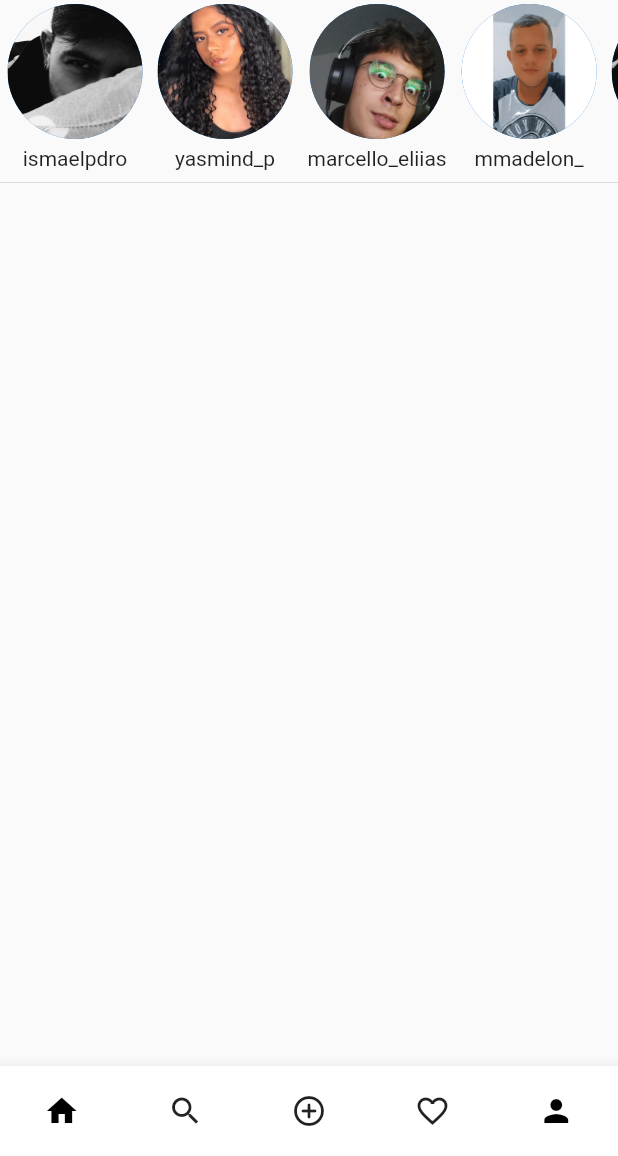
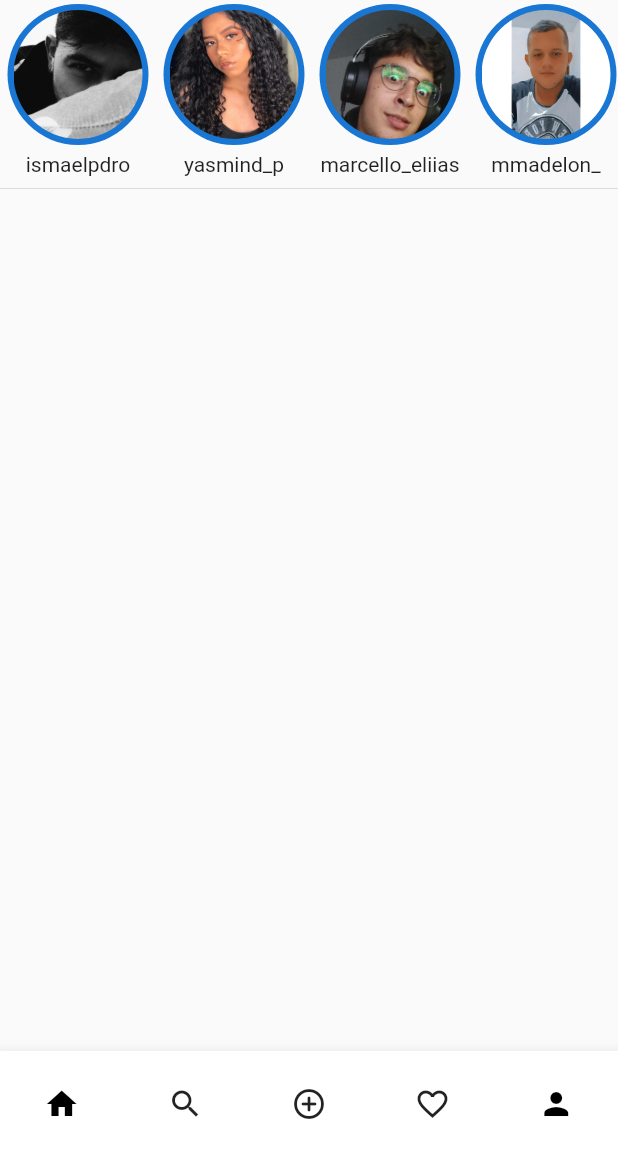
Before and after one commit to ismaelpedro/instagram_flutter_clone, a Flutter app: the screen it shows after launch, on a phone screen of 412 x 824 dp, the part 80-1236 px from its top. Run offline on Flutter 3.47's test engine with Material 2 defaults, Android fonts, the phone set to English and light mode, and no system bars; our stand-ins replace flutter_svg.

```diff
--- a/lib/components/BottomBar.dart
+++ b/lib/components/BottomBar.dart
@@ -5,7 +5,7 @@ class BottomBar extends StatelessWidget {
   Widget build(BuildContext context) {
     return BottomAppBar(
       child: Container(
-        height: 60,
+        height: 70,
         child: Row(
           mainAxisAlignment: MainAxisAlignment.spaceAround,
           children: [
--- a/lib/components/CircularAvatar.dart
+++ b/lib/components/CircularAvatar.dart
@@ -16,8 +16,11 @@ class CircularAvatar extends StatelessWidget {
       child: Column(
         children: [
           CircleAvatar(
-            radius: 45,
-            backgroundImage: AssetImage('assets/images/$photo.jpeg'),
+            radius: 47,
+            child: CircleAvatar(
+              radius: 43,
+              backgroundImage: AssetImage('assets/images/$photo.jpeg'),
+            ),
           ),
           SizedBox(height: 5),
           Text('$user'),
--- a/lib/components/LateralBar.dart
+++ b/lib/components/LateralBar.dart
@@ -4,44 +4,28 @@ import 'CircularAvatar.dart';
 class LateralBar extends StatelessWidget {
   @override
   Widget build(BuildContext context) {
+    final users = [
+      {'photo': 'ismael', 'user': 'ismaelpdro'},
+      {'photo': 'yasmin', 'user': 'yasmind_p'},
+      {'photo': 'marcello', 'user': 'marcello_eliias'},
+      {'photo': 'madelon', 'user': 'mmadelon_'},
+      {'photo': 'random', 'user': 'joao_antonio'},
+      {'photo': 'katara', 'user': 'katara_water'},
+      {'photo': 'dory', 'user': 'dory'},
+      {'photo': 'yes', 'user': 'yes'},
+    ];
+    final cloneUsers = []..addAll(users);
+
     return SingleChildScrollView(
       scrollDirection: Axis.horizontal,
       child: Container(
         child: Row(
-          children: [
-            CircularAvatar(
-              photo: 'ismael',
-              user: 'ismaelpdro',
-            ),
-            CircularAvatar(
-              photo: 'yasmin',
-              user: 'yasmind_p',
-            ),
-            CircularAvatar(
-              photo: 'marcello',
-              user: 'marcello_eliias',
-            ),
-            CircularAvatar(
-              photo: 'madelon',
-              user: 'mmadelon_',
-            ),
-            CircularAvatar(
-              photo: 'ismael',
-              user: 'ismaelpdro',
-            ),
-            CircularAvatar(
-              photo: 'yasmin',
-              user: 'yasmind_p',
-            ),
-            CircularAvatar(
-              photo: 'marcello',
-              user: 'marcello_eliias',
-            ),
-            CircularAvatar(
-              photo: 'madelon',
-              user: 'mmadelon_',
-            ),
-          ],
+          children: cloneUsers.map((user) {
+            return CircularAvatar(
+              photo: user['photo'],
+              user: user['user'],
+            );
+          }).toList(),
         ),
       ),
     );
--- a/pubspec.yaml
+++ b/pubspec.yaml
@@ -1,4 +1,4 @@
-name: login_page
+name: Instagram_Clone
 description: A new Flutter project.
 
 # The following line prevents the package from being accidentally published to
@@ -23,11 +23,11 @@ environment:
 dependencies:
   flutter:
     sdk: flutter
+  flutter_svg:
 
   # The following adds the Cupertino Icons font to your application.
   # Use with the CupertinoIcons class for iOS style icons.
   cupertino_icons: ^1.0.0
-  flutter_svg:
 
 dev_dependencies:
   flutter_test:
@@ -45,8 +45,8 @@ flutter:
 
   # To add assets to your application, add an assets section, like this:
   assets:
-    #   - images/a_dot_burr.jpeg
     - assets/images/
+  #   - images/a_dot_ham.jpeg
 
   # An image asset can refer to one or more resolution-specific "variants", see
   # https://flutter.dev/assets-and-images/#resolution-aware.
```
Also changed, not shown: assets/images/circular-avatar.svg (deleted), assets/images/dory.jpeg (added), assets/images/katara.jpeg (added), assets/images/random.jpeg (added), assets/images/yasmin4.jpeg (deleted), assets/images/yes.jpeg (added), 9 other files.
